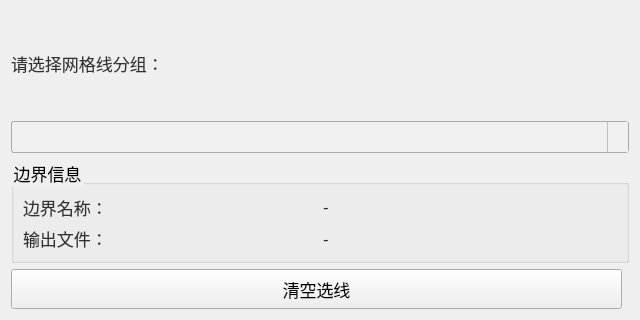
Above: plugins/Base_Slover/StressBoundaryPage.ui from asd977/base_cae before the change. Below: the same form after it.
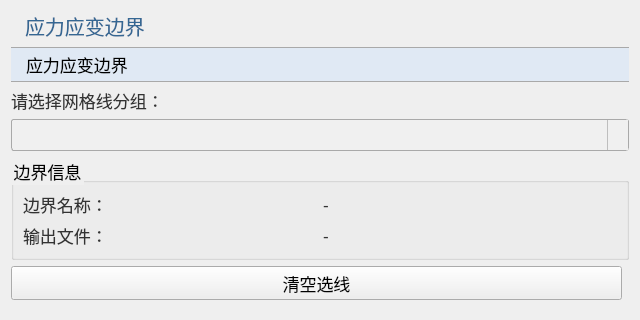
That is the form after the change. Icons and pictures are not drawn.

The edit to the form file:
```diff
--- a/plugins/Base_Slover/StressBoundaryPage.ui
+++ b/plugins/Base_Slover/StressBoundaryPage.ui
@@ -112,6 +112,20 @@
 </string>
   </property>
   <layout class="QVBoxLayout" name="verticalLayout">
+   <item>
+    <widget class="QLabel" name="pageNameLabel">
+     <property name="text">
+      <string>应力应变边界</string>
+     </property>
+    </widget>
+   </item>
+   <item>
+    <widget class="QPushButton" name="pushButton">
+     <property name="text">
+      <string>应力应变边界</string>
+     </property>
+    </widget>
+   </item>
    <item>
     <widget class="QLabel" name="labelPickHint">
      <property name="text">
@@ -165,6 +179,19 @@
      </item>
     </layout>
    </item>
+   <item>
+    <spacer name="verticalSpacer">
+     <property name="orientation">
+      <enum>Qt::Vertical</enum>
+     </property>
+     <property name="sizeHint" stdset="0">
+      <size>
+       <width>20</width>
+       <height>40</height>
+      </size>
+     </property>
+    </spacer>
+   </item>
   </layout>
  </widget>
  <resources/>
```
